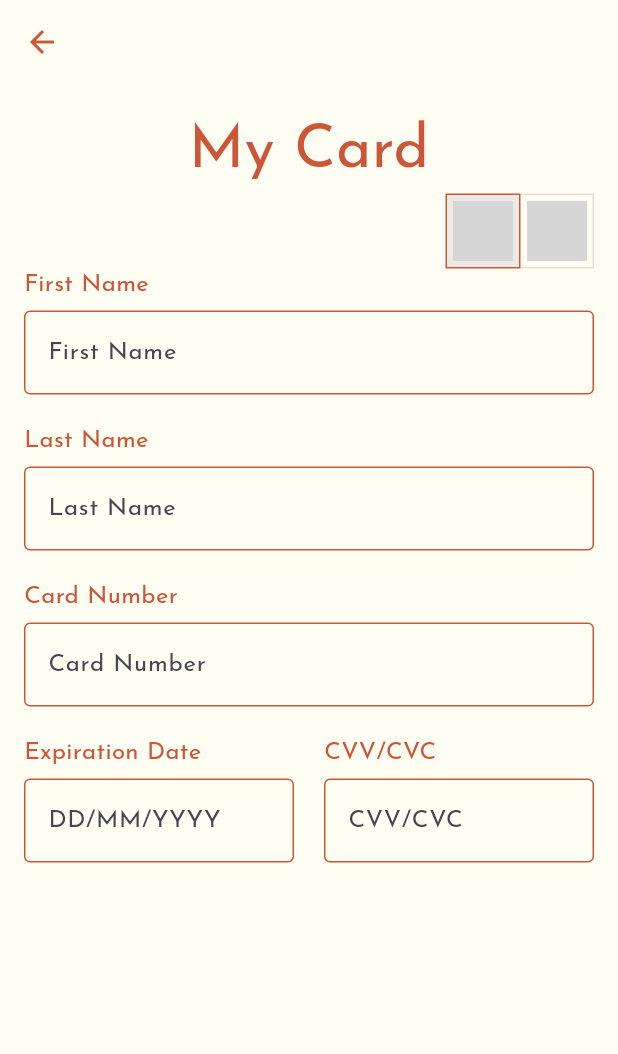
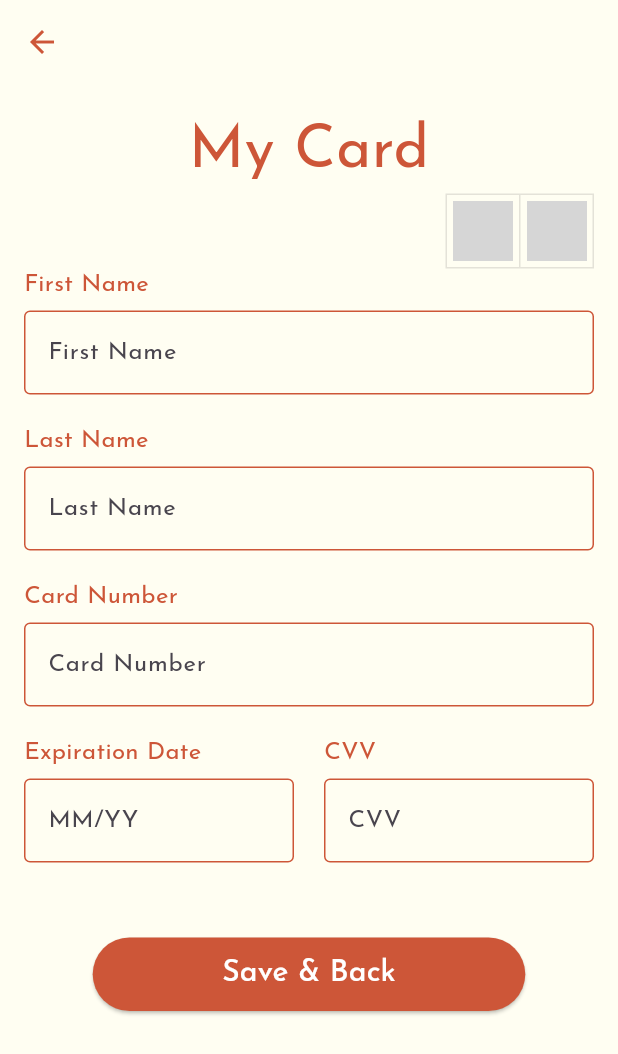
Before and after one commit to fdavidsen/MonksFood, a Flutter app: the MyCardPage screen opened directly, on a phone screen of 412 x 824 dp. Shown: the top 1054 px of the screen. Run offline on Flutter 3.47's test engine with Material 3 defaults, Android fonts, the light colour scheme and no system bars; our stand-ins replace google_fonts, input_quantity, shared_preferences, smooth_page_indicator, sqflite; missing offline and left inert: email_otp, excel; accounts and stored records are empty; network calls fail; statements that could not run were skipped; grey boxes are pictures that could not be loaded.

Commit message:
Add update data on My Card page

```diff
--- a/lib/model/customer_handler.dart
+++ b/lib/model/customer_handler.dart
@@ -98,8 +98,8 @@ class CustomerHandler {
         menu.time as time
       FROM cart
       JOIN menu ON cart.menu_id = menu.id
-      WHERE cart.id IN (?)
-    ''', [ids]);
+      WHERE cart.id IN ($ids)
+    ''');
 
     return List.generate(result.length, (i) {
       return CartItem.fromMap(result[i]);
@@ -128,7 +128,7 @@ class CustomerHandler {
     return orders;
   }
 
-  Future<int> updateMyAccount(Customer customer) async {
+  Future<int> updateCustomerData(Customer customer) async {
     final db = await DBManager.instance.database;
     return await db.update(
       tableCustomers,
--- a/lib/model/customer_model.dart
+++ b/lib/model/customer_model.dart
@@ -4,6 +4,11 @@ class Customer {
   String email;
   String phone;
   String password;
+  String? cardFirstName;
+  String? cardLastName;
+  String? cardNumber;
+  String? expirationDate;
+  String? cvv;
 
   Customer({
     required this.id,
@@ -11,6 +16,11 @@ class Customer {
     required this.email,
     required this.phone,
     required this.password,
+    this.cardFirstName,
+    this.cardLastName,
+    this.cardNumber,
+    this.expirationDate,
+    this.cvv,
   });
 
   factory Customer.fromMap(Map<String, dynamic> map) {
@@ -20,6 +30,11 @@ class Customer {
       email: map['email'],
       phone: map['phone'],
       password: map['password'],
+      cardFirstName: map['card_first_name'],
+      cardLastName: map['card_last_name'],
+      cardNumber: map['card_number'],
+      expirationDate: map['expiration_date'],
+      cvv: map['cvv'],
     );
   }
 
@@ -30,11 +45,16 @@ class Customer {
       'email': email,
       'phone': phone,
       'password': password,
+      'card_first_name': cardFirstName,
+      'card_last_name': cardLastName,
+      'card_number': cardNumber,
+      'expiration_date': expirationDate,
+      'cvv': cvv,
     };
   }
 
   @override
   String toString() {
-    return 'Customer(id: $id, username: $username, email: $email, phone: $phone, password: $password)';
+    return 'Customer(id: $id, username: $username, email: $email, phone: $phone, password: $password, cardFirstName: $cardFirstName, cardLastName: $cardLastName, cardNumber: $cardNumber, expirationDate: $expirationDate, cvv: $cvv)';
   }
 }
--- a/lib/view/customer/drawer/my_card.dart
+++ b/lib/view/customer/drawer/my_card.dart
@@ -1,8 +1,68 @@
 import 'package:flutter/material.dart';
+import 'package:monk_food/controller/customer_auth_provider.dart';
+import 'package:monk_food/model/customer_handler.dart';
+import 'package:monk_food/model/customer_model.dart';
 import 'package:provider/provider.dart';
 
-class MyCardPage extends StatelessWidget {
+class MyCardPage extends StatefulWidget {
   const MyCardPage({super.key});
+
+  @override
+  _MyCardPageState createState() => _MyCardPageState();
+}
+
+class _MyCardPageState extends State<MyCardPage> {
+  final _formKey = GlobalKey<FormState>();
+  final _firstNameController = TextEditingController();
+  final _lastNameController = TextEditingController();
+  final _cardNumberController = TextEditingController();
+  final _expirationDateController = TextEditingController();
+  final _cvvController = TextEditingController();
+
+  late Customer customer;
+  late Future<void> _loadUserFuture;
+
+  @override
+  void initState() {
+    super.initState();
+    _loadUserFuture = _loadUserData();
+  }
+
+  Future<void> _loadUserData() async {
+    final customerAuthProvider = Provider.of<CustomerAuthProvider>(context, listen: false);
+    if (customerAuthProvider.user != null) {
+      customer = customerAuthProvider.user!;
+      _firstNameController.text = customer.cardFirstName ?? '';
+      _lastNameController.text = customer.cardLastName ?? '';
+      _cardNumberController.text = customer.cardNumber ?? '';
+      _expirationDateController.text = customer.expirationDate ?? '';
+      _cvvController.text = customer.cvv ?? '';
+    }
+  }
+
+  Future<void> _updateUserData() async {
+    if (_formKey.currentState!.validate()) {
+      final updatedCustomer = Customer(
+        id: customer.id,
+        username: customer.username,
+        email: customer.email,
+        phone: customer.phone,
+        password: customer.password,
+        cardFirstName: _firstNameController.text,
+        cardLastName: _lastNameController.text,
+        cardNumber: _cardNumberController.text,
+        expirationDate: _expirationDateController.text,
+        cvv: _cvvController.text,
+      );
+
+      customer = updatedCustomer;
+      await CustomerHandler().updateCustomerData(updatedCustomer);
+      Provider.of<CustomerAuthProvider>(context, listen: false).setUser(updatedCustomer);
+
+      ScaffoldMessenger.of(context).showSnackBar(const SnackBar(content: Text('Update successful')));
+      Navigator.of(context).pop();
+    }
+  }
 
   @override
   Widget build(BuildContext context) {
@@ -12,10 +72,19 @@ class MyCardPage extends StatelessWidget {
         backgroundColor: const Color(0xFFFFFEF2),
         foregroundColor: const Color(0xFFCD5638),
       ),
-      body: SingleChildScrollView(
+      body: FutureBuilder<void>(
+        future: _loadUserFuture,
+        builder: (context, snapshot) {
+          if (snapshot.connectionState == ConnectionState.waiting) {
+            return const Center(child: CircularProgressIndicator());
+          } else if (snapshot.hasError) {
+            return const Center(child: Text('Error loading user data'));
+          } else {
+            return SingleChildScrollView(
               child: Padding(
                 padding: const EdgeInsets.all(16.0),
                 child: Form(
+                  key: _formKey,
                   child: Column(
                     children: <Widget>[
                       const Text(
@@ -30,32 +99,29 @@ class MyCardPage extends StatelessWidget {
                               Container(
                                 width: 40,
                                 height: 40,
-                          decoration: BoxDecoration(
+                                decoration: const BoxDecoration(
                                   image: DecorationImage(
-                              image: NetworkImage(
-                                "https://w7.pngwing.com/pngs/385/197/png-transparent-visa-flat-brand-logo-icon.png"
-                              )
-                            )
+                                    image: NetworkImage("https://w7.pngwing.com/pngs/385/197/png-transparent-visa-flat-brand-logo-icon.png"),
+                                  ),
                                 ),
                               ),
                               Container(
                                 width: 40,
                                 height: 40,
-                          decoration: BoxDecoration(
+                                decoration: const BoxDecoration(
                                   image: DecorationImage(
                                     image: NetworkImage(
-                                "https://thumbs.dreamstime.com/z/mastercard-logo-icon-mastercard-incorporated-american-multinational-financial-services-corporation-headquartered-204759308.jpg"
-                              )
-                            )
+                                        "https://thumbs.dreamstime.com/z/mastercard-logo-icon-mastercard-incorporated-american-multinational-financial-services-corporation-headquartered-204759308.jpg"),
+                                  ),
                                 ),
                               ),
                             ],
                             isSelected: Provider.of<CardController>(context).selectedCards,
-                      selectedBorderColor: Color(0xFFCD5638),
-                      onPressed: (index){
+                            selectedBorderColor: const Color(0xFFCD5638),
+                            onPressed: (index) {
                               Provider.of<CardController>(context, listen: false).changeSelectedCards(index);
                             },
-                    )
+                          ),
                         ],
                       ),
                       const Row(
@@ -67,11 +133,10 @@ class MyCardPage extends StatelessWidget {
                           ),
                         ],
                       ),
-                const SizedBox(
-                  height: 5,
-                ),
+                      const SizedBox(height: 5),
                       TextFormField(
-                  decoration: InputDecoration(
+                        controller: _firstNameController,
+                        decoration: const InputDecoration(
                           labelText: 'First Name',
                           floatingLabelBehavior: FloatingLabelBehavior.never,
                           errorBorder: OutlineInputBorder(borderSide: BorderSide(color: Color(0xFFCD5638))),
@@ -82,7 +147,7 @@ class MyCardPage extends StatelessWidget {
                         ),
                         validator: (value) {
                           if (value == null || value.isEmpty) {
-                      return 'Please enter a username';
+                            return 'Please enter your first name';
                           }
                           return null;
                         },
@@ -97,11 +162,10 @@ class MyCardPage extends StatelessWidget {
                           ),
                         ],
                       ),
-                const SizedBox(
-                  height: 5,
-                ),
+                      const SizedBox(height: 5),
                       TextFormField(
-                  decoration: InputDecoration(
+                        controller: _lastNameController,
+                        decoration: const InputDecoration(
                           labelText: 'Last Name',
                           floatingLabelBehavior: FloatingLabelBehavior.never,
                           errorBorder: OutlineInputBorder(borderSide: BorderSide(color: Color(0xFFCD5638))),
@@ -112,10 +176,7 @@ class MyCardPage extends StatelessWidget {
                         ),
                         validator: (value) {
                           if (value == null || value.isEmpty) {
-                      return 'Please enter an email';
-                    }
-                    if (!RegExp(r'^[^@]+@[^@]+\.[^@]+').hasMatch(value)) {
-                      return 'Please enter a valid email';
+                            return 'Please enter your last name';
                           }
                           return null;
                         },
@@ -130,11 +191,10 @@ class MyCardPage extends StatelessWidget {
                           ),
                         ],
                       ),
-                const SizedBox(
-                  height: 5,
-                ),
+                      const SizedBox(height: 5),
                       TextFormField(
-                  decoration: InputDecoration(
+                        controller: _cardNumberController,
+                        decoration: const InputDecoration(
                           labelText: 'Card Number',
                           floatingLabelBehavior: FloatingLabelBehavior.never,
                           errorBorder: OutlineInputBorder(borderSide: BorderSide(color: Color(0xFFCD5638))),
@@ -145,11 +205,7 @@ class MyCardPage extends StatelessWidget {
                         ),
                         validator: (value) {
                           if (value == null || value.isEmpty) {
-                      return 'Please enter your phone number';
-                    }
-                    if (!RegExp(r'^\d{10}$').hasMatch(value)) {
-                      // Example: simple phone number validation
-                      return 'Please enter a valid phone number';
+                            return 'Please enter your card number';
                           }
                           return null;
                         },
@@ -171,12 +227,11 @@ class MyCardPage extends StatelessWidget {
                                       ),
                                     ],
                                   ),
-                            const SizedBox(
-                              height: 5,
-                            ),
+                                  const SizedBox(height: 5),
                                   TextFormField(
-                              decoration: InputDecoration(
-                                labelText: 'DD/MM/YYYY',
+                                    controller: _expirationDateController,
+                                    decoration: const InputDecoration(
+                                      labelText: 'MM/YY',
                                       floatingLabelBehavior: FloatingLabelBehavior.never,
                                       errorBorder: OutlineInputBorder(borderSide: BorderSide(color: Color(0xFFCD5638))),
                                       focusedErrorBorder: OutlineInputBorder(borderSide: BorderSide(color: Color(0xFFCD5638))),
@@ -184,10 +239,9 @@ class MyCardPage extends StatelessWidget {
                                       focusedBorder: OutlineInputBorder(borderSide: BorderSide(color: Color(0xFFCD5638))),
                                       disabledBorder: InputBorder.none,
                                     ),
-                              obscureText: true,
                                     validator: (value) {
                                       if (value == null || value.isEmpty) {
-                                  return 'Please enter a password';
+                                        return 'Please enter the expiration date';
                                       }
                                       return null;
                                     },
@@ -195,7 +249,7 @@ class MyCardPage extends StatelessWidget {
                                 ],
                               ),
                             ),
-                      SizedBox(width: 20),
+                            const SizedBox(width: 20),
                             Expanded(
                               child: Column(
                                 children: [
@@ -203,17 +257,16 @@ class MyCardPage extends StatelessWidget {
                                     mainAxisAlignment: MainAxisAlignment.start,
                                     children: [
                                       Text(
-                                  "CVV/CVC",
+                                        "CVV",
                                         style: TextStyle(color: Color(0xFFCD5638), fontSize: 16),
                                       ),
                                     ],
                                   ),
-                            const SizedBox(
-                              height: 5,
-                            ),
+                                  const SizedBox(height: 5),
                                   TextFormField(
-                              decoration: InputDecoration(
-                                labelText: 'CVV/CVC',
+                                    controller: _cvvController,
+                                    decoration: const InputDecoration(
+                                      labelText: 'CVV',
                                       floatingLabelBehavior: FloatingLabelBehavior.never,
                                       errorBorder: OutlineInputBorder(borderSide: BorderSide(color: Color(0xFFCD5638))),
                                       focusedErrorBorder: OutlineInputBorder(borderSide: BorderSide(color: Color(0xFFCD5638))),
@@ -221,10 +274,9 @@ class MyCardPage extends StatelessWidget {
                                       focusedBorder: OutlineInputBorder(borderSide: BorderSide(color: Color(0xFFCD5638))),
                                       disabledBorder: InputBorder.none,
                                     ),
-                              obscureText: true,
                                     validator: (value) {
                                       if (value == null || value.isEmpty) {
-                                  return 'Please enter a password';
+                                        return 'Please enter the CVV';
                                       }
                                       return null;
                                     },
@@ -235,24 +287,41 @@ class MyCardPage extends StatelessWidget {
                           ],
                         ),
                       ),
+                      Padding(
+                        padding: const EdgeInsets.only(top: 50),
+                        child: SizedBox(
+                          width: MediaQuery.of(context).size.width * 0.7,
+                          child: ElevatedButton(
+                            onPressed: _updateUserData,
+                            style: ElevatedButton.styleFrom(
+                                backgroundColor: const Color(0xFFCD5638),
+                                foregroundColor: Colors.white,
+                                padding: const EdgeInsets.symmetric(vertical: 10, horizontal: 10)),
+                            child: const Text(
+                              'Save & Back',
+                              style: TextStyle(fontSize: 20),
+                            ),
+                          ),
+                        ),
+                      ),
                     ],
-            ),
                   ),
                 ),
               ),
             );
           }
+        },
+      ),
+    );
+  }
 }
 
-class CardController extends ChangeNotifier{
-  List<bool> selectedCards = [true, false];
+class CardController extends ChangeNotifier {
+  List<bool> selectedCards = [false, false];
 
-  void changeSelectedCards(int index){
-    if(index == 0){
-      selectedCards = [true, false];
-    }
-    else{
-      selectedCards = [false, true];
+  void changeSelectedCards(int index) {
+    for (int i = 0; i < selectedCards.length; i++) {
+      selectedCards[i] = i == index;
     }
     notifyListeners();
   }
```
Also changed, not shown: lib/model/db_manager.dart (+6 -1 lines), lib/view/customer/checkout.dart (+0 -11 lines), lib/view/customer/drawer/my_account.dart (+6 -1 lines). Lines whose indentation alone changed are shown as unchanged.
